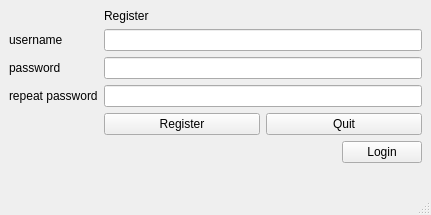
The window that ClientDownloadGuard/registerWindow.ui (Luminatione/ClientDownloadGuard) describes before a commit, drawn with Qt 5.
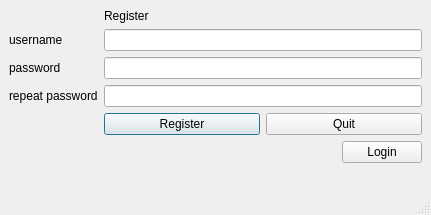
The same window after the commit.

Patch:
```diff
--- a/ClientDownloadGuard/registerWindow.ui
+++ b/ClientDownloadGuard/registerWindow.ui
@@ -103,6 +103,9 @@
         <property name="text">
          <string>Register</string>
         </property>
+        <property name="default">
+         <bool>true</bool>
+        </property>
        </widget>
       </item>
       <item>
```
Left out of the diff: 14 changed lines with no effect on the pictures.
